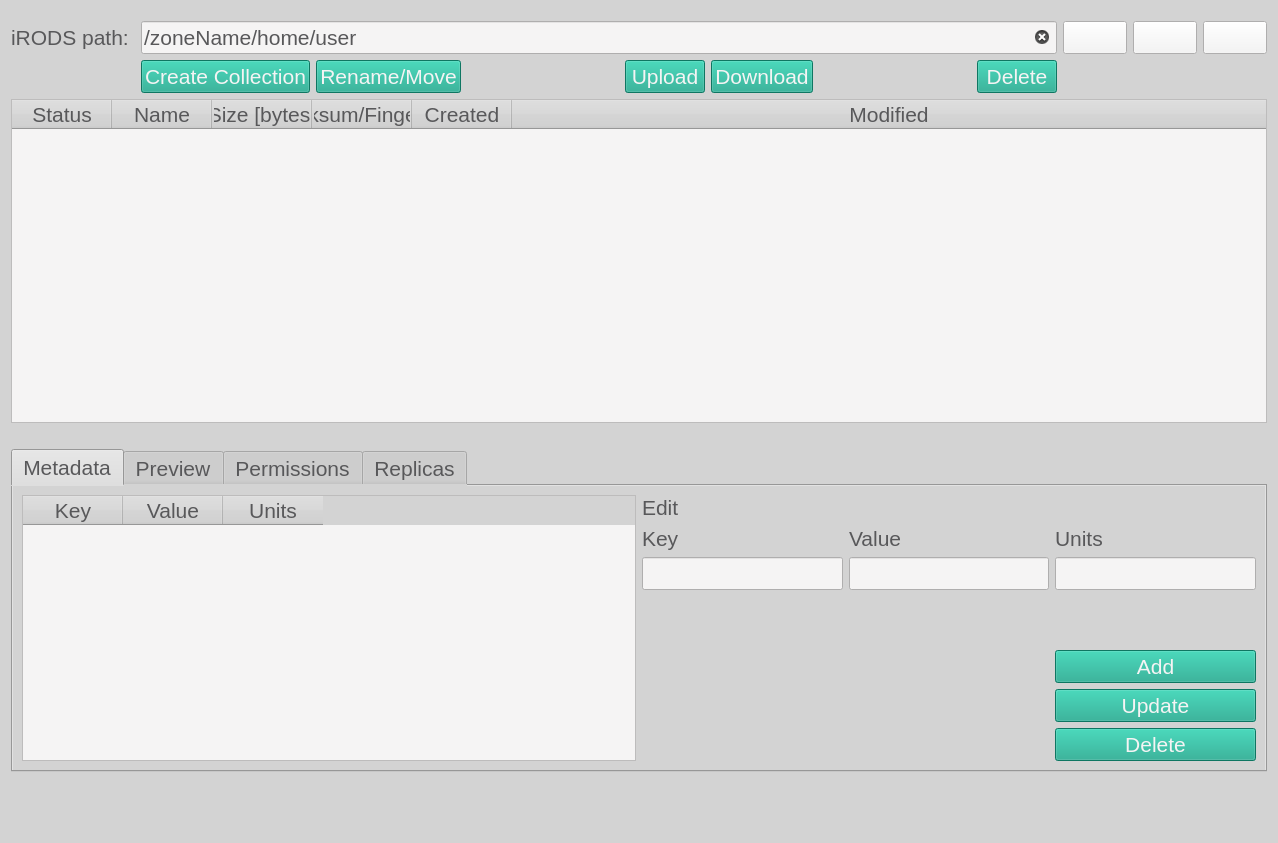
The window that ibridgesgui/ui_files/tabBrowser.ui (iBridges-for-iRODS/iBridges-GUI) describes before a commit, drawn with Qt 5.
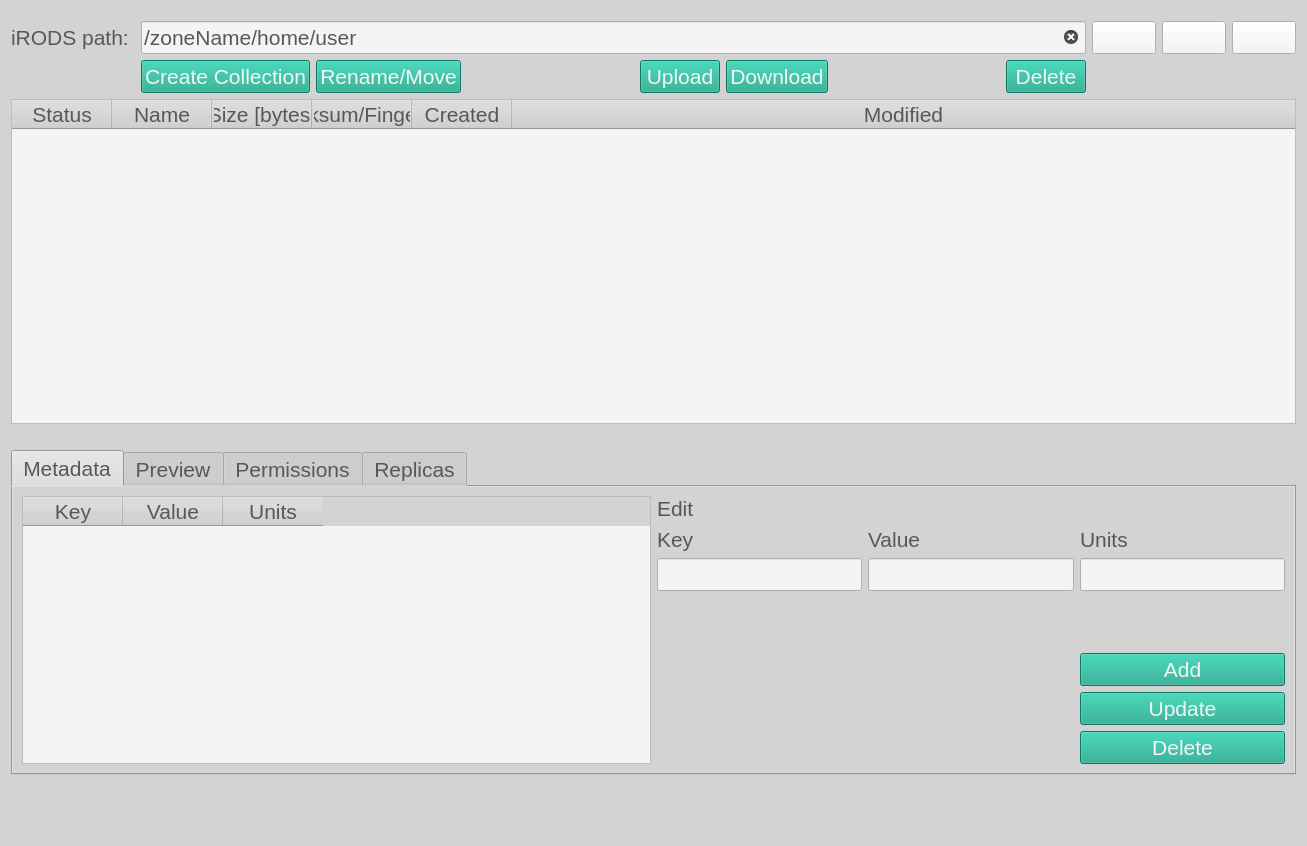
The same window after the commit. Icons and pictures are not drawn.

What changed in the file:
```diff
--- a/ibridgesgui/ui_files/tabBrowser.ui
+++ b/ibridgesgui/ui_files/tabBrowser.ui
@@ -6,8 +6,8 @@
    <rect>
     <x>0</x>
     <y>0</y>
-    <width>1278</width>
-    <height>843</height>
+    <width>1307</width>
+    <height>846</height>
    </rect>
   </property>
   <property name="windowTitle">
@@ -89,6 +89,7 @@
        <property name="font">
         <font>
          <pointsize>16</pointsize>
+         <weight>50</weight>
          <italic>false</italic>
          <bold>false</bold>
         </font>
@@ -374,6 +375,7 @@
            <property name="font">
             <font>
              <pointsize>16</pointsize>
+             <weight>50</weight>
              <italic>false</italic>
              <bold>false</bold>
             </font>
@@ -401,6 +403,7 @@
            <property name="font">
             <font>
              <pointsize>16</pointsize>
+             <weight>50</weight>
              <italic>false</italic>
              <bold>false</bold>
             </font>
@@ -425,6 +428,7 @@
            <property name="font">
             <font>
              <pointsize>16</pointsize>
+             <weight>50</weight>
              <italic>false</italic>
              <bold>false</bold>
             </font>
@@ -439,6 +443,7 @@
            <property name="font">
             <font>
              <pointsize>16</pointsize>
+             <weight>50</weight>
              <italic>false</italic>
              <bold>false</bold>
             </font>
```
Left out of the diff: 4 changed lines with no effect on the pictures.
